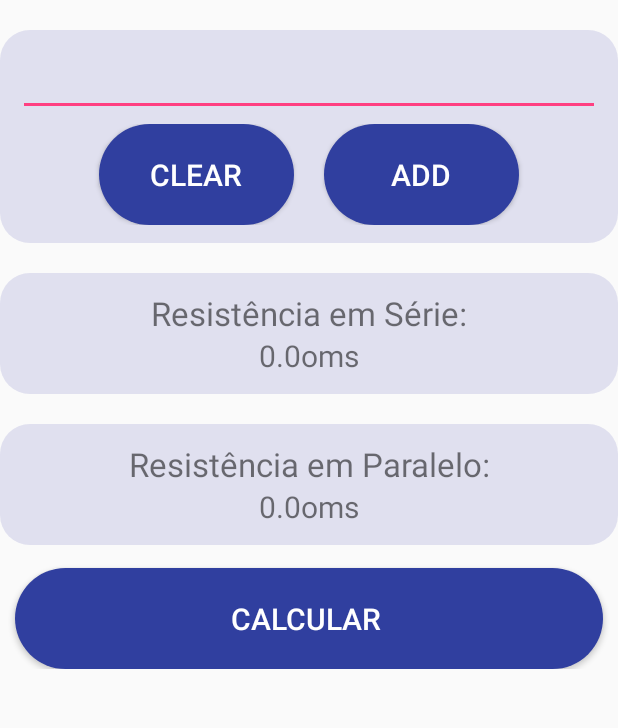
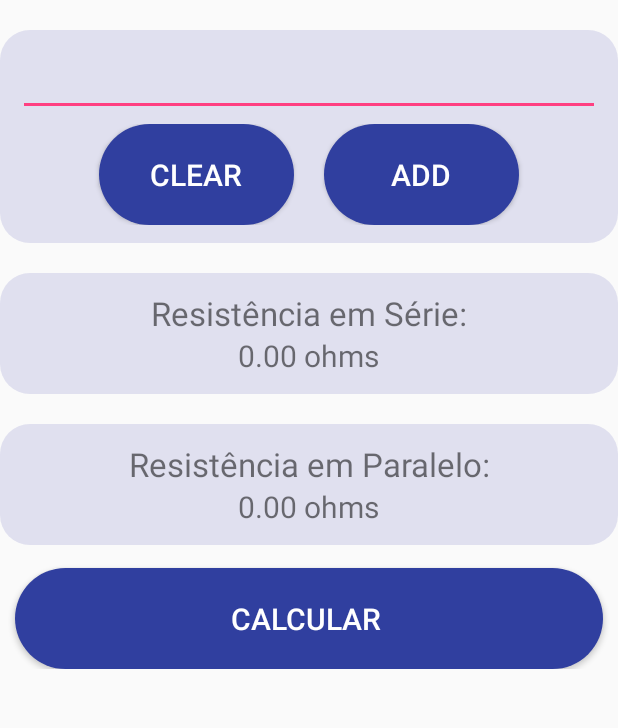
Before and after one commit to felipends/android-electrocalculator, an Android app: the screen it shows after launch (MainActivity), after a tap on "CLEAR", on a phone screen of 412 x 824 dp, the part 106-834 px from its top. Run offline under Robolectric (Android 15) with nearby library versions, the phone set to English and light mode, and no system bars.

Commit message:
Bug correction

```diff
--- a/ResCalculator/app/src/main/java/com/example/felipe/rescalculator/MainActivity.kt
+++ b/ResCalculator/app/src/main/java/com/example/felipe/rescalculator/MainActivity.kt
@@ -36,8 +36,8 @@ class MainActivity : AppCompatActivity() {
         clearBt.setOnClickListener {
             resList.clear()
             resVal.text.clear()
-            resEqs.text = "0.0oms"
-            resEqp.text = "0.0oms"
+            resEqs.text = "0.00 ohms"
+            resEqp.text = "0.00 ohms"
             println(resList)
         }
 
```
